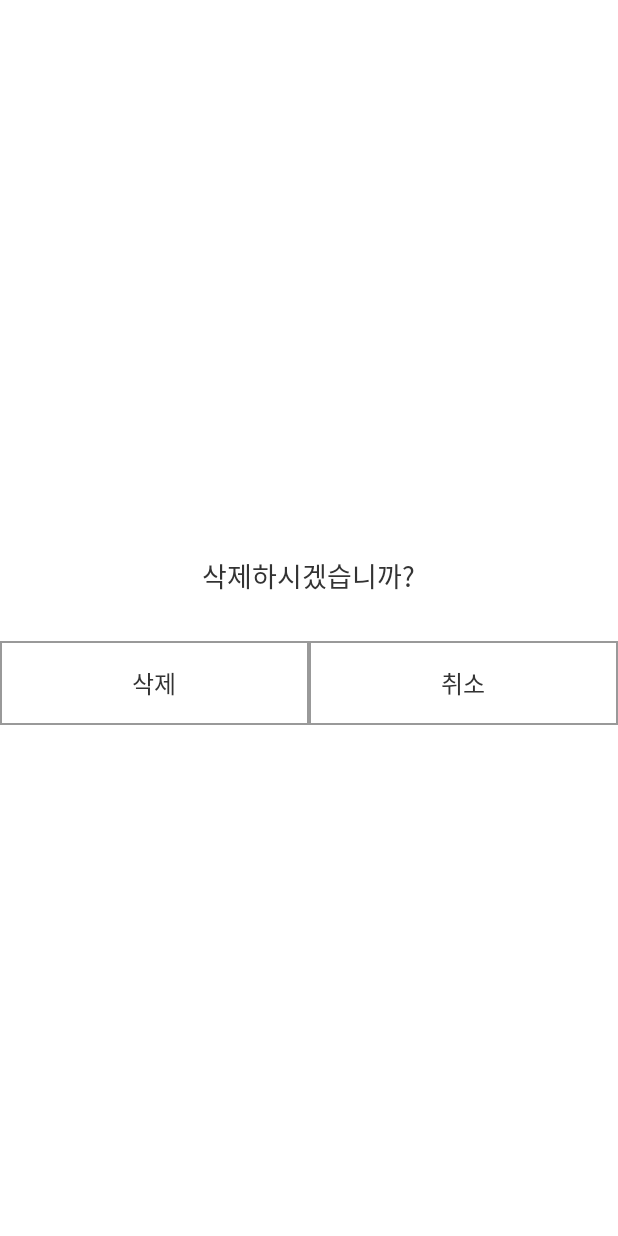
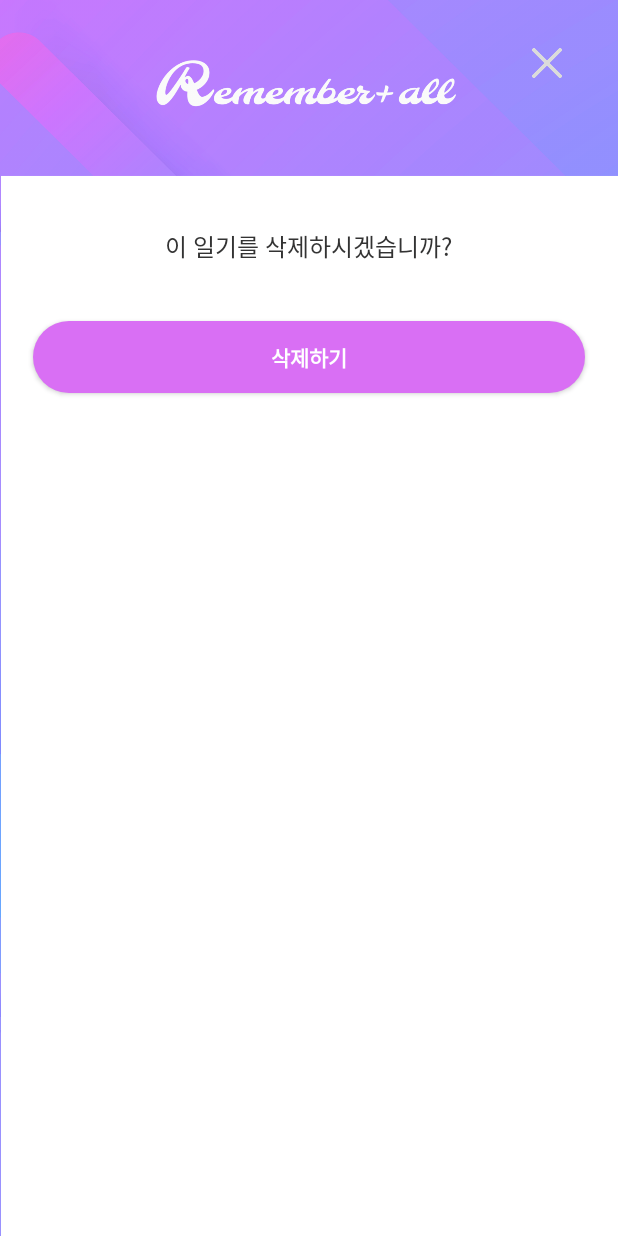
Before and after one commit to Remembrall-2022/Remembrall, an Android app: the layout dialog_delete_datelog.xml on its own in the app's theme, with its tools: preview values and no code run, on a phone screen of 412 x 824 dp. Run offline under Robolectric (Android 15) with nearby library versions, the phone set to English and light mode, and no system bars.

Commit message:
feat:> 일기 삭제 구현 중

```diff
--- a/app/src/main/java/com/rememberall/remembrall/read/DeleteDateLogDialog.kt
+++ b/app/src/main/java/com/rememberall/remembrall/read/DeleteDateLogDialog.kt
@@ -19,7 +19,7 @@ import java.io.IOException
 class DeleteDateLogDialog(
     context: Context,
     triplogId: Long,
-    datelogId:Long
+    datelogId:Long,
 ) : Dialog(context) {
     private lateinit var binding: DialogDeleteDatelogBinding
     private var triplog: Long
@@ -34,7 +34,7 @@ class DeleteDateLogDialog(
         binding = DialogDeleteDatelogBinding.inflate(layoutInflater)
         setContentView(binding.root)
 
-        binding.linearDeletedialogDelete.setOnClickListener {
+        binding.btnDatelogDelete.setOnClickListener {
             val sharedManager: SharedManager by lazy { SharedManager(context) }
             var authToken = sharedManager.getCurrentUser().accessToken
             ReadDiaryService.getRetrofitDeleteDiary(authToken!!, triplog, datelog).enqueue(object :
@@ -48,6 +48,7 @@ class DeleteDateLogDialog(
                         Log.e("question", response.body().toString())
                         Toast.makeText(context, "삭제되었습니다.", Toast.LENGTH_SHORT).show()
                         cancel()
+
                     } else {
                         try {
                             val body = response.errorBody()!!.string()
@@ -73,8 +74,10 @@ class DeleteDateLogDialog(
             })
         }
 
-        binding.linearDeletedialogCancel.setOnClickListener {
+        binding.btnDatelogClose.setOnClickListener {
             cancel()
         }
+
     }
+
 }
--- a/app/src/main/java/com/rememberall/remembrall/read/ReadDiaryActivity.kt
+++ b/app/src/main/java/com/rememberall/remembrall/read/ReadDiaryActivity.kt
@@ -48,7 +48,7 @@ class ReadDiaryActivity : AppCompatActivity() {
         triplogId=intent.getLongExtra("triplogId", 1)
         datelogId= intent.getLongArrayExtra("datelogId")!!
         title= intent.getStringExtra("title").toString()
-        Log.e("id", "triplodId: ${triplogId}  datelogId: ${datelogId[1]}")
+        Log.e("id", "triplodId: ${triplogId}  datelogId: ${datelogId[0]}")
         initialize();
         initReadDiaryRecyclerView();
 //        binding.recyclerviewReaddiary.addItemDecoration(WriteDividerItemDecoration(binding.recyclerviewReaddiary.context, R.drawable.creatediary_line_divider, 0,0))
@@ -144,11 +144,13 @@ class ReadDiaryActivity : AppCompatActivity() {
                             question = ""
                         }
 
-                        for(j in 0..(response.body()!!.response.dateLogResponseDtoList[i].placeLogList.size-1)) {
-                            val place = response.body()!!.response.dateLogResponseDtoList[i].placeLogList[j].place.name
-                            val image = response.body()!!.response.dateLogResponseDtoList[i].placeLogList[j].userLogImg.imgUrl
-                            val content = response.body()!!.response.dateLogResponseDtoList[i].placeLogList[j].comment
-                            list.add(ReadDiaryRecyclerViewData(place, image, content))
+                        if(response.body()!!.response.dateLogResponseDtoList[i].placeLogList!=null){
+                            for(j in 0..(response.body()!!.response.dateLogResponseDtoList[i].placeLogList.size-1)) {
+                                val place = response.body()!!.response.dateLogResponseDtoList[i].placeLogList[j].place.name
+                                val image = response.body()!!.response.dateLogResponseDtoList[i].placeLogList[j].userLogImg.imgUrl
+                                val content = response.body()!!.response.dateLogResponseDtoList[i].placeLogList[j].comment
+                                list.add(ReadDiaryRecyclerViewData(place, image, content))
+                            }
                         }
 //                        readDiaryRecyclerViewData.addAll(list)
                         viewPagerData.add(ViewPagerData(title, date ,question,answer,list))
@@ -205,8 +207,14 @@ class ReadDiaryActivity : AppCompatActivity() {
             R.id.toolbar_readdiary_delete->{
                 val deleteDiaryDialog = DeleteDateLogDialog(this@ReadDiaryActivity, triplogId, datelogId[page])
                 deleteDiaryDialog.show()
+
             }
         }
         return super.onOptionsItemSelected(item)
     }
+
+    override fun onResume(){
+        super.onResume()
+
+    }
 }
--- a/app/src/main/res/layout/dialog_delete_datelog.xml
+++ b/app/src/main/res/layout/dialog_delete_datelog.xml
@@ -6,54 +6,83 @@
     android:layout_height="match_parent"
     tools:context=".read.DeleteDateLogDialog"
     android:orientation="vertical"
-    android:gravity="center">
+    android:gravity="center_horizontal"
+    android:paddingHorizontal="12dp"
+    android:paddingVertical="12dp"
+    android:background="@drawable/login_background">
+    <LinearLayout
+        android:layout_width="70dp"
+        android:layout_height="wrap_content"
+        android:gravity="center"
+        android:layout_gravity="right"
+        android:layout_marginTop="20dp">
+        <ImageButton
+            android:id="@+id/btn_datelog_close"
+            android:layout_width="20dp"
+            android:layout_height="20dp"
+            android:background="@drawable/close" />
+    </LinearLayout>
+
 <LinearLayout
-    android:layout_width="wrap_content"
+    android:layout_width="match_parent"
     android:layout_height="wrap_content"
     android:gravity="center"
-    android:layout_marginVertical="30dp"
-    android:layout_marginHorizontal="40dp">
+    android:layout_marginTop="100dp"
+    android:layout_marginBottom="30dp">
     <TextView
         android:layout_width="wrap_content"
         android:layout_height="wrap_content"
-        android:textSize="18sp"
+        android:textSize="16sp"
         android:textColor="#333333"
-        android:text="삭제하시겠습니까?"/>
+        android:text="이 일기를 삭제하시겠습니까?"/>
 </LinearLayout>
-    <LinearLayout
+    <Button
+        android:id="@+id/btn_datelog_delete"
         android:layout_width="match_parent"
         android:layout_height="wrap_content"
-        android:orientation="horizontal"
-        android:gravity="center">
-        <LinearLayout
-            android:id="@+id/linear_deletedialog_delete"
-            android:layout_width="wrap_content"
-            android:layout_height="wrap_content"
-            android:background="@drawable/deletedialog_border_black"
-            android:layout_weight="1"
-            android:paddingVertical="16dp"
-            android:gravity="center">
-        <TextView
-            android:layout_width="wrap_content"
-            android:layout_height="wrap_content"
-            android:textSize="16sp"
-            android:textColor="#333333"
-            android:text="삭제"/>
-        </LinearLayout>
-        <LinearLayout
-            android:id="@+id/linear_deletedialog_cancel"
-            android:layout_width="wrap_content"
-            android:layout_height="wrap_content"
-            android:layout_weight="1"
-            android:background="@drawable/deletedialog_border_black"
-            android:paddingVertical="16dp"
-            android:gravity="center">
-        <TextView
-            android:layout_width="wrap_content"
-            android:layout_height="wrap_content"
-            android:textSize="16sp"
-            android:textColor="#333333"
-            android:text="취소"/>
-        </LinearLayout>
-    </LinearLayout>
+        android:layout_marginTop="8dp"
+        android:layout_marginBottom="20dp"
+        android:layout_marginHorizontal="10dp"
+        android:background="@drawable/btn_round_border"
+        android:text="삭제하기"
+        android:textAllCaps="false"
+        android:textColor="@color/white"
+        android:textSize="14dp"
+        android:textStyle="bold" />
+<!--    <LinearLayout-->
+<!--        android:layout_width="match_parent"-->
+<!--        android:layout_height="wrap_content"-->
+<!--        android:orientation="horizontal"-->
+<!--        android:gravity="center">-->
+<!--        <LinearLayout-->
+<!--            android:id="@+id/linear_deletedialog_delete"-->
+<!--            android:layout_width="wrap_content"-->
+<!--            android:layout_height="wrap_content"-->
+<!--            android:background="@drawable/deletedialog_border_black"-->
+<!--            android:layout_weight="1"-->
+<!--            android:paddingVertical="14dp"-->
+<!--            android:gravity="center">-->
+<!--        <TextView-->
+<!--            android:layout_width="wrap_content"-->
+<!--            android:layout_height="wrap_content"-->
+<!--            android:textSize="14sp"-->
+<!--            android:textColor="#333333"-->
+<!--            android:text="삭제"/>-->
+<!--        </LinearLayout>-->
+<!--        <LinearLayout-->
+<!--            android:id="@+id/linear_deletedialog_cancel"-->
+<!--            android:layout_width="wrap_content"-->
+<!--            android:layout_height="wrap_content"-->
+<!--            android:layout_weight="1"-->
+<!--            android:background="@drawable/deletedialog_border_black"-->
+<!--            android:paddingVertical="14dp"-->
+<!--            android:gravity="center">-->
+<!--        <TextView-->
+<!--            android:layout_width="wrap_content"-->
+<!--            android:layout_height="wrap_content"-->
+<!--            android:textSize="14sp"-->
+<!--            android:textColor="#333333"-->
+<!--            android:text="취소"/>-->
+<!--        </LinearLayout>-->
+<!--    </LinearLayout>-->
 </LinearLayout>
--- a/app/src/main/res/layout/dialog_triplog_create.xml
+++ b/app/src/main/res/layout/dialog_triplog_create.xml
@@ -24,11 +24,11 @@
         android:id="@+id/tv_dialog_title"
         android:layout_width="match_parent"
         android:layout_height="wrap_content"
-        android:layout_marginTop="80dp"
+        android:layout_marginTop="75dp"
         android:layout_marginHorizontal="10dp"
         android:text="일기장 생성하기"
         android:textColor="@color/rememberall_navy"
-        android:textSize="24dp"
+        android:textSize="20sp"
         android:textStyle="bold" />
 
 <!--    <LinearLayout-->
@@ -75,6 +75,7 @@
         android:gravity="center"
         android:layout_marginHorizontal="10dp"
         android:hint="일기장 제목"
+        android:textSize="14sp"
         android:importantForAutofill="no"
         android:background="@drawable/et_round_border"
         android:inputType="text"/>
@@ -146,10 +147,11 @@
         android:layout_height="wrap_content"
         android:layout_marginTop="8dp"
         android:layout_marginBottom="20dp"
+        android:layout_marginHorizontal="10dp"
         android:background="@drawable/btn_round_border"
         android:text="일기장 생성하기"
         android:textAllCaps="false"
         android:textColor="@color/white"
-        android:textSize="15dp"
+        android:textSize="14dp"
         android:textStyle="bold" />
 </LinearLayout>
```
